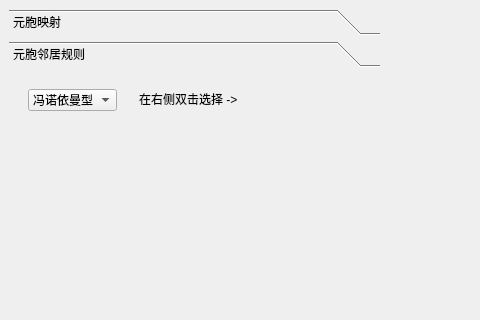
The window that SimulationGroupDesktop/modelsetting.ui (drawepen/SimulationGroupDesktop) describes before a commit, drawn with Qt 5; both pictures show x 0 to 480 and y 0 to 320 of the 577 by 419 pixel window.
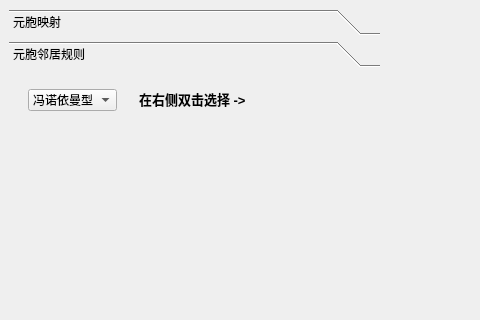
The same window after the commit.

```diff
--- a/SimulationGroupDesktop/modelsetting.ui
+++ b/SimulationGroupDesktop/modelsetting.ui
@@ -323,10 +323,17 @@
        <rect>
         <x>120</x>
         <y>10</y>
-        <width>121</width>
+        <width>141</width>
         <height>31</height>
        </rect>
       </property>
+      <property name="font">
+       <font>
+        <pointsize>10</pointsize>
+        <weight>75</weight>
+        <bold>true</bold>
+       </font>
+      </property>
       <property name="text">
        <string>在右侧双击选择 -&gt;</string>
       </property>
```
